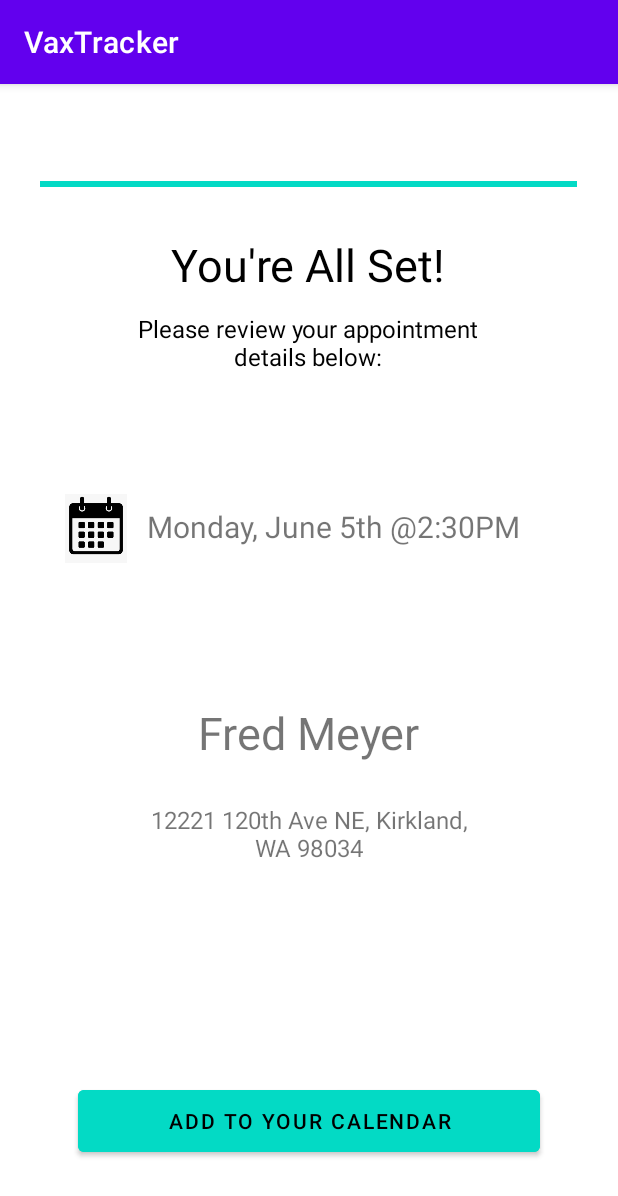
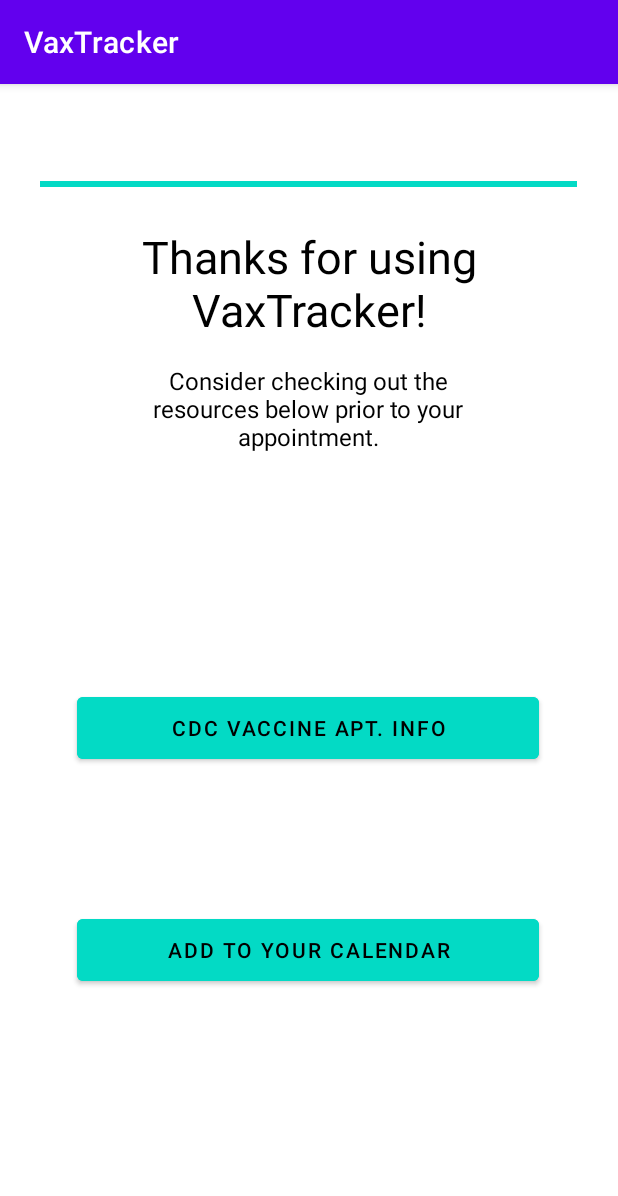
Before and after one commit to Team-Shots/VaxTracker, an Android app: the ConfirmationActivity screen opened directly, with no data from a screen before it, on a phone screen of 412 x 824 dp. Shown: the top 1196 px of the screen. Run offline under Robolectric (Android 15) with nearby library versions, the phone set to English and light mode, and no system bars.

Commit message:
Finished confirmation and webview

```diff
--- a/app/src/main/java/com/hfad/vaxtracker/ConfirmationActivity.kt
+++ b/app/src/main/java/com/hfad/vaxtracker/ConfirmationActivity.kt
@@ -1,11 +1,41 @@
 package com.hfad.vaxtracker
 
+import android.content.ContentUris
+import android.content.Intent
+import android.net.Uri
+import android.os.Bundle
+import android.provider.CalendarContract
+import android.widget.Button
 import androidx.appcompat.app.AppCompatActivity
-import android.os.Bundle
+import java.util.*
+
 
 class ConfirmationActivity : AppCompatActivity() {
     override fun onCreate(savedInstanceState: Bundle?) {
         super.onCreate(savedInstanceState)
         setContentView(R.layout.activity_confirmation)
+
+        //sets url to cdc website for info
+        val url = "https://www.cdc.gov/coronavirus/2019-ncov/vaccines/expect.html?s_cid=10479:prepare%20for%20vaccine%20appointment:sem.ga:p:RG:GM:gen:PTN:FY21"
+
+        //sends the user to cdc website. uses same view as before and returns to this page on exit
+        val visitWebsiteBtn: Button = findViewById(R.id.cdcLink)
+        visitWebsiteBtn.setOnClickListener {
+            val intent = Intent(this, WebViewActivity :: class.java)
+            intent.putExtra("URL", url)
+            startActivity(intent)
+        }
+
+        val openCalendar: Button = findViewById(R.id.addToCalenderButton)
+        openCalendar.setOnClickListener {
+            val builder: Uri.Builder = CalendarContract.CONTENT_URI.buildUpon()
+            builder.appendPath("time")
+            ContentUris.appendId(builder, Calendar.getInstance().getTimeInMillis())
+            val intent = Intent(Intent.ACTION_VIEW)
+                .setData(builder.build())
+            startActivity(intent)
+        }
+
+
     }
 }
--- a/app/src/main/java/com/hfad/vaxtracker/DetailsActivity.kt
+++ b/app/src/main/java/com/hfad/vaxtracker/DetailsActivity.kt
@@ -43,8 +43,6 @@ class DetailsActivity : AppCompatActivity() {
         // visit website button sends intent to open a web browser
         val visitWebsiteBtn: Button = findViewById(R.id.visit_website_button)
         visitWebsiteBtn.setOnClickListener {
-//            val browserIntent = Intent(Intent.ACTION_VIEW, Uri.parse(locationObject.locWebsite))
-//            startActivity(browserIntent)
             val intent = Intent(this, WebViewActivity :: class.java)
             intent.putExtra("URL", url)
             startActivity(intent)
--- a/app/src/main/java/com/hfad/vaxtracker/WebViewActivity.kt
+++ b/app/src/main/java/com/hfad/vaxtracker/WebViewActivity.kt
@@ -27,5 +27,11 @@ class WebViewActivity : AppCompatActivity() {
         myWebView.settings.domStorageEnabled = true
         myWebView.webViewClient = WebViewClient()
         myWebView.loadUrl(url)
+
+        val visitConfirmationActivity: Button = findViewById(R.id.close_button)
+        visitConfirmationActivity.setOnClickListener {
+            val intent = Intent(this, ConfirmationActivity :: class.java )
+            startActivity(intent)
+        }
     }
 }
--- a/app/src/main/res/layout/activity_confirmation.xml
+++ b/app/src/main/res/layout/activity_confirmation.xml
@@ -8,8 +8,9 @@
 
     <TextView
         android:id="@+id/textView2"
-        android:layout_width="283dp"
-        android:layout_height="38dp"
+        android:layout_width="288dp"
+        android:layout_height="78dp"
+        android:gravity="center_horizontal"
         android:text="@string/ConfirmText"
         android:textAlignment="center"
         android:textColor="#000000"
@@ -19,19 +20,19 @@
         app:layout_constraintLeft_toLeftOf="parent"
         app:layout_constraintRight_toRightOf="parent"
         app:layout_constraintTop_toTopOf="parent"
-        app:layout_constraintVertical_bias="0.137"
-        android:gravity="center_horizontal" />
+        app:layout_constraintVertical_bias="0.137" />
 
     <Button
         android:id="@+id/addToCalenderButton"
         android:layout_width="308dp"
         android:layout_height="53dp"
-        android:layout_marginBottom="50dp"
+        android:layout_marginBottom="164dp"
         android:backgroundTint="@color/teal_200"
+        android:text="@string/AddToCalButton"
         android:textColor="@color/black"
-        android:text="@string/AddToCalButton"
         app:layout_constraintBottom_toBottomOf="parent"
         app:layout_constraintEnd_toEndOf="parent"
+        app:layout_constraintHorizontal_bias="0.495"
         app:layout_constraintStart_toStartOf="parent" />
 
     <TextView
@@ -61,55 +62,19 @@
         app:layout_constraintStart_toStartOf="parent"
         app:layout_constraintTop_toTopOf="parent" />
 
-    <ImageView
-        android:layout_width="48dp"
-        android:layout_height="46dp"
-        android:layout_marginTop="28dp"
-        android:contentDescription="@string/calicon"
-        android:src="@drawable/cal"
-        app:layout_constraintEnd_toStartOf="@+id/textView3"
-        app:layout_constraintHorizontal_bias="0.795"
-        app:layout_constraintStart_toStartOf="parent"
-        app:layout_constraintTop_toBottomOf="@+id/welcomeTextView" />
-
-    <TextView
-        android:id="@+id/textView3"
-        android:layout_width="wrap_content"
-        android:layout_height="wrap_content"
-        android:layout_marginTop="36dp"
-        android:text="@string/AppointmentDetails"
-        android:textSize="20sp"
-        app:layout_constraintEnd_toEndOf="parent"
-        app:layout_constraintHorizontal_bias="0.602"
-        app:layout_constraintStart_toStartOf="parent"
-        app:layout_constraintTop_toBottomOf="@+id/welcomeTextView" />
-
-    <TextView
-        android:id="@+id/textView4"
-        android:layout_width="wrap_content"
-        android:layout_height="wrap_content"
-        android:text="@string/Location"
-        android:textAlignment="center"
-        android:textSize="30sp"
-        app:layout_constraintBottom_toTopOf="@+id/textView5"
-        app:layout_constraintEnd_toEndOf="parent"
-        app:layout_constraintHorizontal_bias="0.498"
-        app:layout_constraintStart_toStartOf="parent"
-        app:layout_constraintTop_toBottomOf="@+id/textView3"
-        app:layout_constraintVertical_bias="0.794"
-        android:gravity="center_horizontal" />
-
-    <TextView
-        android:id="@+id/textView5"
-        android:layout_width="237dp"
-        android:layout_height="73dp"
-        android:layout_marginBottom="112dp"
-        android:text="@string/LocationAddress"
-        android:textAlignment="center"
-        android:textSize="16sp"
+    <Button
+        android:id="@+id/cdcLink"
+        android:layout_width="308dp"
+        android:layout_height="53dp"
+        android:layout_marginBottom="72dp"
+        android:backgroundTint="@color/teal_200"
+        android:text="@string/CDCLink"
+        android:textColor="@color/black"
         app:layout_constraintBottom_toTopOf="@+id/addToCalenderButton"
         app:layout_constraintEnd_toEndOf="parent"
+        app:layout_constraintHorizontal_bias="0.495"
         app:layout_constraintStart_toStartOf="parent"
-        android:gravity="center_horizontal" />
+        app:layout_constraintTop_toBottomOf="@+id/welcomeTextView"
+        app:layout_constraintVertical_bias="0.842" />
 
 </androidx.constraintlayout.widget.ConstraintLayout>
--- a/app/src/main/res/layout/activity_webview.xml
+++ b/app/src/main/res/layout/activity_webview.xml
@@ -6,12 +6,32 @@
     android:layout_height="match_parent"
     tools:context=".WebViewActivity">
 
+    <Button
+        android:id="@+id/close_button"
+        android:layout_width="wrap_content"
+        android:layout_height="wrap_content"
+        android:layout_marginTop="10dp"
+        android:layout_marginEnd="10dp"
+        android:layout_marginRight="10dp"
+        android:backgroundTint="@color/teal_200"
+        android:textColor="@color/black"
+        android:layout_x="15dp"
+        android:layout_y="15dp"
+        android:text="@string/close"
+        app:layout_constraintEnd_toEndOf="parent"
+        app:layout_constraintTop_toTopOf="parent" />
+
     <WebView
         android:id="@+id/webview"
         android:layout_width="match_parent"
         android:layout_height="match_parent"
         app:layout_constraintBottom_toBottomOf="parent"
         app:layout_constraintEnd_toEndOf="parent"
+        app:layout_constraintHorizontal_bias="0.0"
         app:layout_constraintStart_toStartOf="parent"
-        app:layout_constraintTop_toTopOf="parent" />
+        app:layout_constraintTop_toTopOf="parent"
+        app:layout_constraintVertical_bias="0.0">
+
+
+    </WebView>
 </androidx.constraintlayout.widget.ConstraintLayout>
--- a/app/src/main/res/values/strings.xml
+++ b/app/src/main/res/values/strings.xml
@@ -13,13 +13,10 @@
     <string name="display_locations">Locations near</string>
     <string name="current_location"> ---current location placeholder---</string>
 
-    <string name="AppointmentDetails">Monday, June 5th @2:30PM</string>
-    <string name="AppointmentReview">Please review your appointment details below:</string>
+    <string name="AppointmentReview">Consider checking out the resources below prior to your appointment.</string>
     <string name="AddToCalButton">Add to Your Calendar</string>
-    <string name="ConfirmText">You\'re All Set!</string>
-    <string name="calicon">CalIcon</string>
-    <string name="Location">Fred Meyer</string>
-    <string name="LocationAddress">12221 120th Ave NE, Kirkland, WA 98034</string>
+    <string name="ConfirmText">Thanks for using VaxTracker!</string>
+    <string name="CDCLink">CDC Vaccine Apt. Info </string>
 
 
     <string name="SelectDifferentLocation"> Select a Different Location</string>
@@ -27,5 +24,6 @@
     <string name="PhoneNumber"> 📞 555-555-5555</string>
 
     <string name="finding_locations">Finding Nearest Locations...</string>
+    <string name="close">Close</string>
 
 </resources>
```
